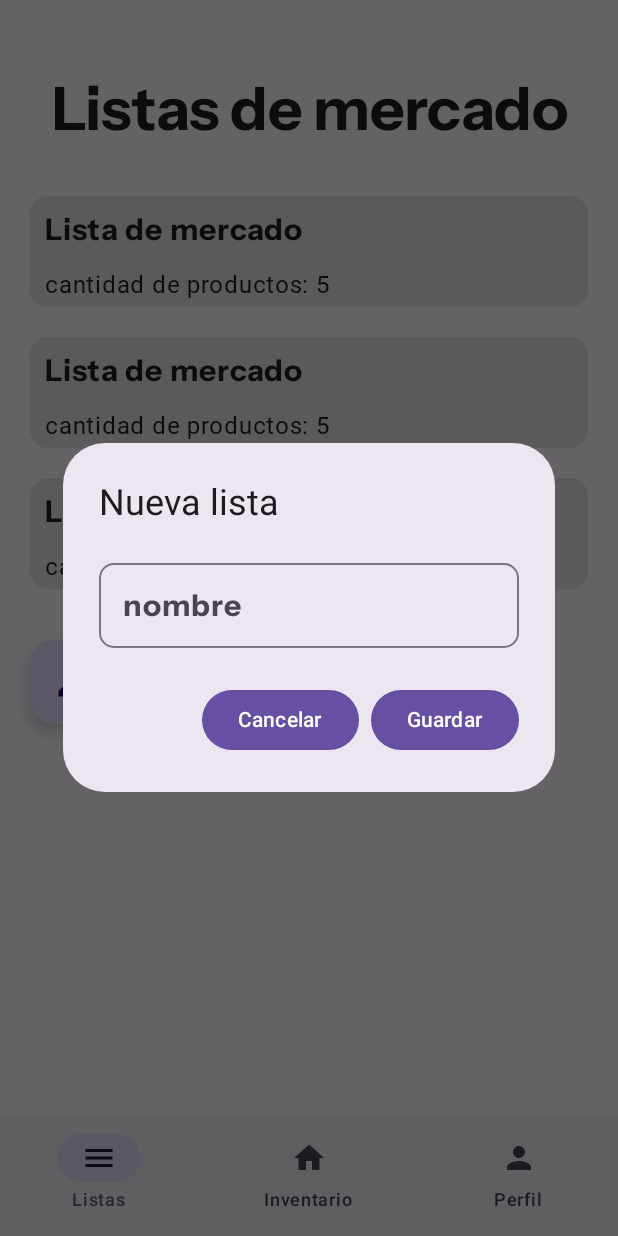
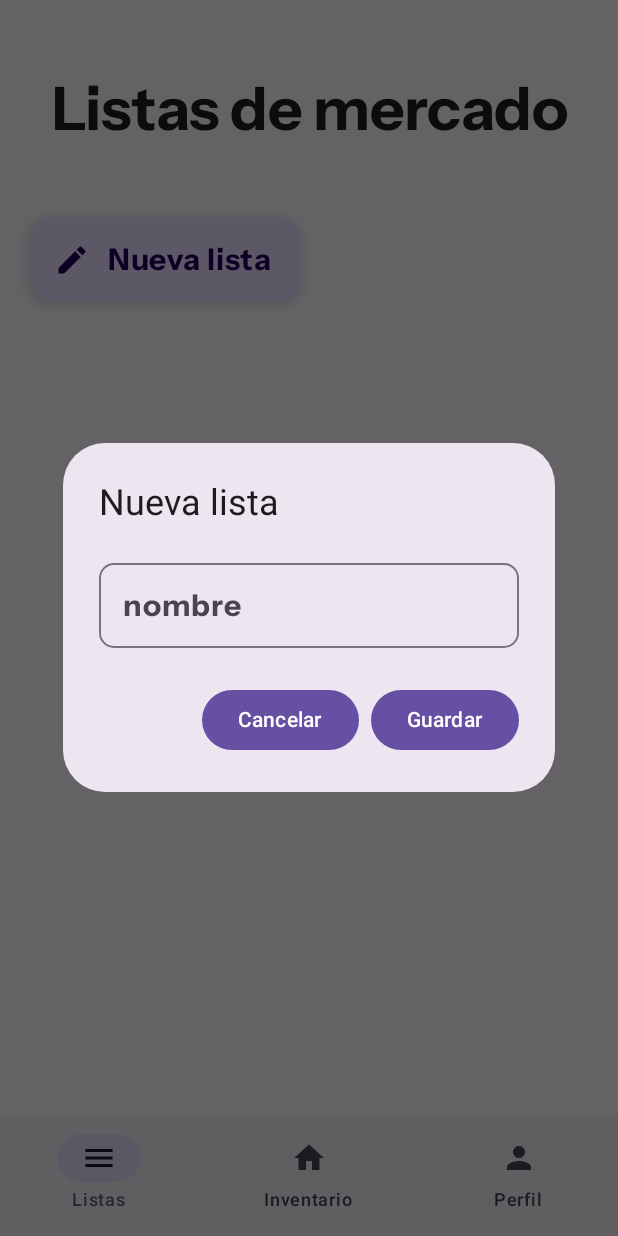
Before and after one commit to Darch02/MercaApp, an Android app built with Jetpack Compose: the ListsView screen opened through its navigation route, after a tap on "Nueva lista", on a phone screen of 412 x 824 dp. Run offline under Robolectric (Android 15) with nearby library versions, the phone set to English and light mode, and no system bars; our stand-ins replace Firebase (no records; nobody signed in at launch, a user with empty details on screens opened directly); Roboto replaces fonts that are not available here.

Commit message:
feat: funcionalidad de la lista de mercado, y correción de ingreso de usuario con uid

```diff
--- a/app/src/main/java/com/example/mercaapp/MainActivity.kt
+++ b/app/src/main/java/com/example/mercaapp/MainActivity.kt
@@ -24,6 +24,8 @@ import androidx.navigation.compose.NavHost
 import androidx.navigation.compose.composable
 import androidx.navigation.compose.rememberNavController
 import com.example.mercaapp.ui.screens.*
+import com.google.firebase.auth.FirebaseAuth
+import com.google.firebase.auth.FirebaseUser
 
 class MainActivity : ComponentActivity() {
     override fun onCreate(savedInstanceState: Bundle?) {
@@ -40,17 +42,28 @@ class MainActivity : ComponentActivity() {
                         LoginScreen(navController = navController)
                     }
                     composable("home") {
-                        ListsView() // o la pantalla que quieres mostrar tras login
+                        ListsView(
+                            navController = navController,
+                            user = getCurrentUser()
+                        ) // o la pantalla que quieres mostrar tras login
                     }
                     composable("SignIn") {
                         RegisterScreen(navController = navController)
+                    }
+                    composable("listdetail") {
+                        ListDetailView()
                     }
                 }
             }
         }
     }
+
 }
 
+fun getCurrentUser(): FirebaseUser? {
+    val auth = FirebaseAuth.getInstance()
+    return auth.currentUser
+}
 
 
 @Preview(showBackground = true)
--- a/app/src/main/java/com/example/mercaapp/ui/components/Components.kt
+++ b/app/src/main/java/com/example/mercaapp/ui/components/Components.kt
@@ -49,13 +49,14 @@ fun TextInput(
 }
 
 @Composable
-fun ListCard(modifier: Modifier = Modifier){
+fun ListCard(modifier: Modifier = Modifier, nombreLista: String, cantidadItems: Int, onClick: () -> Unit){
     Card(
         modifier = modifier.fillMaxWidth().padding(vertical = 10.dp),
+        onClick = onClick
     )
     {
-        Text("Lista de mercado", modifier.padding(10.dp), style = MaterialTheme.typography.labelSmall)
-        Text("cantidad de productos: 5", modifier.padding(horizontal = 10.dp, vertical = 5.dp), style = MaterialTheme.typography.bodyLarge )
+        Text(nombreLista, modifier.padding(10.dp), style = MaterialTheme.typography.labelSmall)
+        Text("cantidad de productos: $cantidadItems", modifier.padding(horizontal = 10.dp, vertical = 5.dp), style = MaterialTheme.typography.bodyLarge )
     }
 }
 
--- a/app/src/main/java/com/example/mercaapp/ui/screens/ListView.kt
+++ b/app/src/main/java/com/example/mercaapp/ui/screens/ListView.kt
@@ -20,14 +20,27 @@ import com.example.mercaapp.ui.components.ListCard
 import com.example.mercaapp.ui.components.BottomNavigationBar
 import com.example.mercaapp.ui.components.TextInput
 import androidx.compose.material3.Button
+import androidx.compose.runtime.LaunchedEffect
 import androidx.compose.runtime.getValue
 import androidx.compose.runtime.mutableStateOf
 import androidx.compose.runtime.remember
+import androidx.compose.runtime.rememberCoroutineScope
 import androidx.compose.runtime.setValue
+import androidx.navigation.NavController
+import com.google.firebase.firestore.FirebaseFirestore
+import com.google.firebase.auth.FirebaseAuth
+import com.google.firebase.auth.FirebaseUser
+import kotlinx.coroutines.tasks.await
+import kotlinx.coroutines.launch
 
 @Composable
-fun ListsView(modifier: Modifier = Modifier){
+fun ListsView( modifier: Modifier = Modifier, navController: NavController? = null, user: FirebaseUser? = null){
     var showDialog by remember { mutableStateOf(false) }
+    val listsState = remember { mutableStateOf<List<Map<String, Any>>>(emptyList()) }
+    val scope = rememberCoroutineScope()
+    LaunchedEffect(user?.uid) {
+        listsState.value = getLists(user?.uid.toString())
+    }
     Scaffold(
         bottomBar = {
             BottomNavigationBar()
@@ -42,9 +55,15 @@ fun ListsView(modifier: Modifier = Modifier){
                     ),
                     modifier = modifier.fillMaxWidth().padding(vertical = 24.dp)
                 )
-                ListCard()
-                ListCard()
-                ListCard()
+                for (list in listsState.value) {
+                    ListCard(
+                        nombreLista = list["nombre"].toString(),
+                        cantidadItems = list["cantidadItems"].toString().toInt(),
+                        onClick =  {
+                            navController?.navigate("listdetail")
+                        }
+                    )
+                }
                 ExtendedFloatingActionButton(
                     onClick = { showDialog = true },
                     icon = { Icon(Icons.Filled.Edit, "Extended floating action button.") },
@@ -55,7 +74,14 @@ fun ListsView(modifier: Modifier = Modifier){
             if (showDialog) {
                 PopUpNewList(
                     showDialog = showDialog,
-                    onDismiss = { showDialog = false }
+                    onDismiss = { showDialog = false},
+                    userId = user?.uid,
+                    onListCreated = {
+                        scope.launch {
+                            listsState.value = getLists(user?.uid.toString())
+                        }
+                        showDialog = false
+                    }
                 )
             }
         }
@@ -66,9 +92,12 @@ fun ListsView(modifier: Modifier = Modifier){
 fun PopUpNewList(
     showDialog: Boolean,
     onDismiss: () -> Unit,
-    modifier: Modifier = Modifier)
+    modifier: Modifier = Modifier,
+    userId: String? = null,
+    onListCreated: () -> Unit)
 {
     var nombre by remember { mutableStateOf("") }
+
     AlertDialog(
         modifier = modifier,
         onDismissRequest = onDismiss,
@@ -85,8 +114,15 @@ fun PopUpNewList(
         },
         confirmButton = {
             Button(onClick = {
-                println("Nombre ingresado: $nombre")
-            }) {
+                var uid : String
+                if (userId != null) {
+                    addListToUser(userId, nombre, 0)
+                    onListCreated()
+                } else {
+                    onDismiss()
+                }
+            })
+            {
                 Text("Guardar")
             }
         },
@@ -97,3 +133,37 @@ fun PopUpNewList(
         }
     )
 }
+
+fun addListToUser(userId: String, nombre: String, cantidadItems: Int) {
+
+    val db = FirebaseFirestore.getInstance()
+    val userDocumentRef = db.collection("usuarios").document(userId)
+    val listsCollectionRef = userDocumentRef.collection("lists")
+
+    val newList = hashMapOf(
+        "nombre" to nombre,
+        "cantidadItems" to cantidadItems,
+    )
+
+    listsCollectionRef.add(newList)
+        .addOnSuccessListener { documentReference ->
+            println("lista agregada con ID: ${documentReference.id}")
+        }
+        .addOnFailureListener { e ->
+            println("Error al agregar la orden: $e")
+        }
+}
+
+suspend fun getLists(userId: String): List<Map<String, Any>> {
+    val db = FirebaseFirestore.getInstance()
+    val userDocumentRef = db.collection("usuarios").document(userId)
+    val listsCollectionRef = userDocumentRef.collection("lists")
+
+    return try {
+        val querySnapshot = listsCollectionRef.get().await()
+        querySnapshot.documents.map { it.data ?: emptyMap() }
+    } catch (e: Exception) {
+        println("Error al obtener listas: $e")
+        emptyList()
+    }
+}
```
Also changed, not shown: app/src/main/java/com/example/mercaapp/ui/screens/RegisterView.kt (+6 -5 lines).
